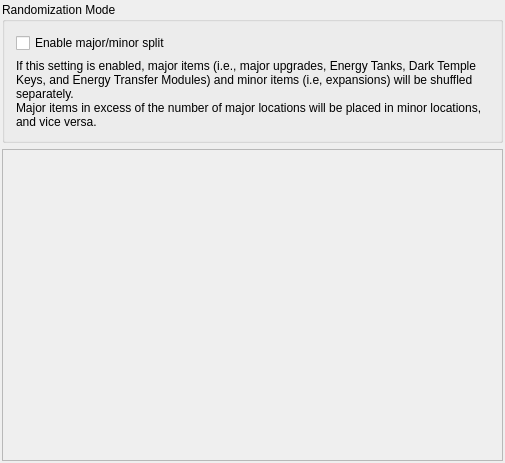
Qt form randovania/gui/ui_files/preset_location_pool.ui (randovania/randovania) before a commit.
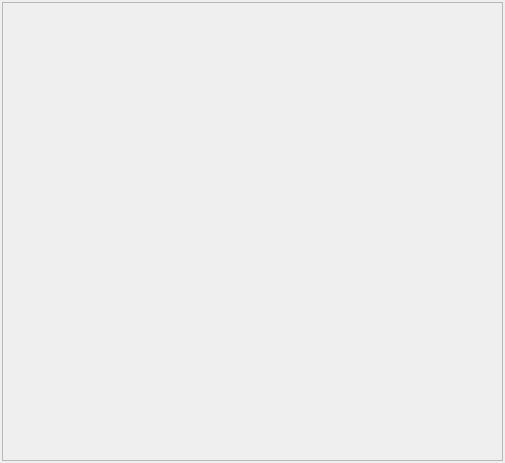
The same form after that commit.

Commit message: adds a Generation tab in preset settings, consolidating several options

What changed in the file:
```diff
--- a/randovania/gui/ui_files/preset_location_pool.ui
+++ b/randovania/gui/ui_files/preset_location_pool.ui
@@ -33,32 +33,6 @@
     <property name="bottomMargin">
      <number>2</number>
     </property>
-    <item>
-     <widget class="QGroupBox" name="randomization_mode_group">
-      <property name="title">
-       <string>Randomization Mode</string>
-      </property>
-      <layout class="QVBoxLayout" name="verticalLayout_2">
-       <item>
-        <widget class="QCheckBox" name="check_major_minor">
-         <property name="text">
-          <string>Enable major/minor split</string>
-         </property>
-        </widget>
-       </item>
-       <item>
-        <widget class="QLabel" name="randomization_mode_label">
-         <property name="text">
-          <string>&lt;html&gt;&lt;head/&gt;&lt;body&gt;&lt;p&gt;If this setting is enabled, major items (i.e., major upgrades, Energy Tanks, Dark Temple Keys, and Energy Transfer Modules) and minor items (i.e, expansions) will be shuffled separately.&lt;br/&gt;Major items in excess of the number of major locations will be placed in minor locations, and vice versa.&lt;/p&gt;&lt;/body&gt;&lt;/html&gt;</string>
-         </property>
-         <property name="wordWrap">
-          <bool>true</bool>
-         </property>
-        </widget>
-       </item>
-      </layout>
-     </widget>
-    </item>
     <item>
      <widget class="QScrollArea" name="locations_scroll_area">
       <property name="widgetResizable">
@@ -70,7 +44,7 @@
          <x>0</x>
          <y>0</y>
          <width>499</width>
-         <height>343</height>
+         <height>457</height>
         </rect>
        </property>
        <layout class="QVBoxLayout" name="locations_scroll_area_layout">
```
The commit also changes 21 other files.
